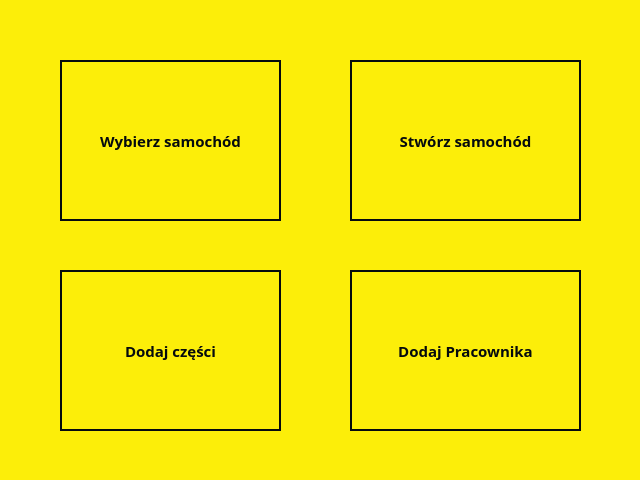
Before: the Qt Designer form mainwindow.ui in MystryDawid/Cars, drawn with Qt 5.
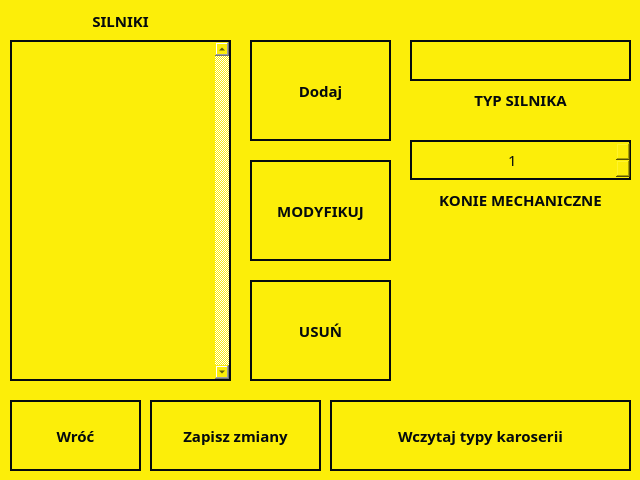
After: the same form once the commit is applied. The open tabs and pages were chosen to show the change.

Patch:
```diff
--- a/mainwindow.ui
+++ b/mainwindow.ui
@@ -1252,6 +1252,214 @@
      <zorder>label_15</zorder>
      <zorder>KoloMaterial</zorder>
     </widget>
+    <widget class="QWidget" name="silnik">
+     <widget class="QPushButton" name="wroc_8">
+      <property name="geometry">
+       <rect>
+        <x>10</x>
+        <y>400</y>
+        <width>131</width>
+        <height>71</height>
+       </rect>
+      </property>
+      <property name="text">
+       <string>Wróć</string>
+      </property>
+     </widget>
+     <widget class="QPushButton" name="zapiszSilniki">
+      <property name="geometry">
+       <rect>
+        <x>150</x>
+        <y>400</y>
+        <width>171</width>
+        <height>71</height>
+       </rect>
+      </property>
+      <property name="text">
+       <string>Zapisz zmiany</string>
+      </property>
+     </widget>
+     <widget class="QPushButton" name="wczytajSilniki">
+      <property name="geometry">
+       <rect>
+        <x>330</x>
+        <y>400</y>
+        <width>301</width>
+        <height>71</height>
+       </rect>
+      </property>
+      <property name="text">
+       <string>Wczytaj typy karoserii</string>
+      </property>
+     </widget>
+     <widget class="QListWidget" name="listaSilnikow">
+      <property name="geometry">
+       <rect>
+        <x>10</x>
+        <y>40</y>
+        <width>221</width>
+        <height>341</height>
+       </rect>
+      </property>
+      <property name="styleSheet">
+       <string notr="true">scrollArea{
+color:red;
+}</string>
+      </property>
+      <property name="verticalScrollBarPolicy">
+       <enum>Qt::ScrollBarAlwaysOn</enum>
+      </property>
+      <property name="uniformItemSizes">
+       <bool>false</bool>
+      </property>
+      <property name="wordWrap">
+       <bool>false</bool>
+      </property>
+     </widget>
+     <widget class="QLabel" name="label_31">
+      <property name="geometry">
+       <rect>
+        <x>10</x>
+        <y>10</y>
+        <width>221</width>
+        <height>21</height>
+       </rect>
+      </property>
+      <property name="text">
+       <string>SILNIKI</string>
+      </property>
+      <property name="alignment">
+       <set>Qt::AlignCenter</set>
+      </property>
+     </widget>
+     <widget class="QPushButton" name="dodajSilnik">
+      <property name="geometry">
+       <rect>
+        <x>250</x>
+        <y>40</y>
+        <width>141</width>
+        <height>101</height>
+       </rect>
+      </property>
+      <property name="text">
+       <string>Dodaj</string>
+      </property>
+     </widget>
+     <widget class="QPushButton" name="modyfikujSilnik">
+      <property name="geometry">
+       <rect>
+        <x>250</x>
+        <y>160</y>
+        <width>141</width>
+        <height>101</height>
+       </rect>
+      </property>
+      <property name="text">
+       <string>MODYFIKUJ</string>
+      </property>
+     </widget>
+     <widget class="QPushButton" name="usunSilnik">
+      <property name="geometry">
+       <rect>
+        <x>250</x>
+        <y>280</y>
+        <width>141</width>
+        <height>101</height>
+       </rect>
+      </property>
+      <property name="text">
+       <string>USUŃ</string>
+      </property>
+     </widget>
+     <widget class="QLineEdit" name="silnikTyp">
+      <property name="geometry">
+       <rect>
+        <x>410</x>
+        <y>40</y>
+        <width>221</width>
+        <height>41</height>
+       </rect>
+      </property>
+      <property name="text">
+       <string/>
+      </property>
+     </widget>
+     <widget class="QLabel" name="label_32">
+      <property name="geometry">
+       <rect>
+        <x>410</x>
+        <y>80</y>
+        <width>221</width>
+        <height>40</height>
+       </rect>
+      </property>
+      <property name="text">
+       <string>TYP SILNIKA</string>
+      </property>
+      <property name="alignment">
+       <set>Qt::AlignCenter</set>
+      </property>
+     </widget>
+     <widget class="QSpinBox" name="silnikKonie">
+      <property name="geometry">
+       <rect>
+        <x>410</x>
+        <y>140</y>
+        <width>221</width>
+        <height>40</height>
+       </rect>
+      </property>
+      <property name="wrapping">
+       <bool>false</bool>
+      </property>
+      <property name="frame">
+       <bool>true</bool>
+      </property>
+      <property name="alignment">
+       <set>Qt::AlignCenter</set>
+      </property>
+      <property name="specialValueText">
+       <string/>
+      </property>
+      <property name="prefix">
+       <string/>
+      </property>
+      <property name="minimum">
+       <number>1</number>
+      </property>
+      <property name="maximum">
+       <number>99999</number>
+      </property>
+     </widget>
+     <widget class="QLabel" name="label_33">
+      <property name="geometry">
+       <rect>
+        <x>410</x>
+        <y>180</y>
+        <width>221</width>
+        <height>40</height>
+       </rect>
+      </property>
+      <property name="text">
+       <string>KONIE MECHANICZNE</string>
+      </property>
+      <property name="alignment">
+       <set>Qt::AlignCenter</set>
+      </property>
+     </widget>
+     <zorder>wroc_8</zorder>
+     <zorder>zapiszSilniki</zorder>
+     <zorder>wczytajSilniki</zorder>
+     <zorder>listaSilnikow</zorder>
+     <zorder>label_31</zorder>
+     <zorder>dodajSilnik</zorder>
+     <zorder>modyfikujSilnik</zorder>
+     <zorder>usunSilnik</zorder>
+     <zorder>label_32</zorder>
+     <zorder>silnikTyp</zorder>
+     <zorder>label_33</zorder>
+     <zorder>silnikKonie</zorder>
+    </widget>
    </widget>
   </widget>
  </widget>
```
Left out of the diff: 42 changed lines with no effect on the pictures.
